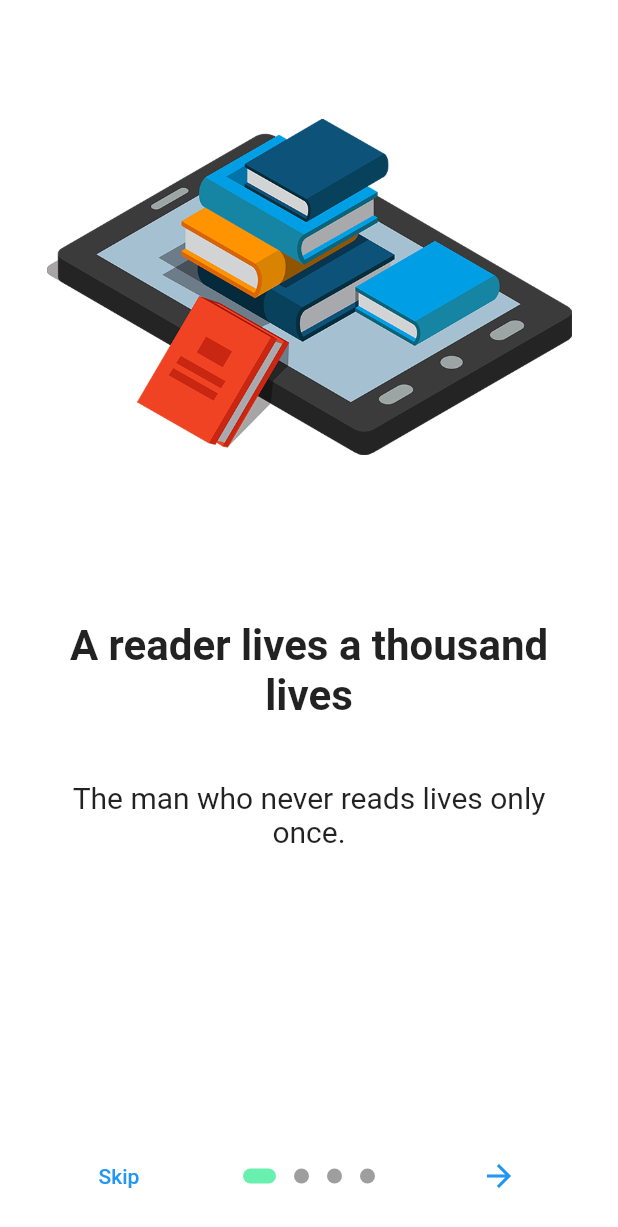
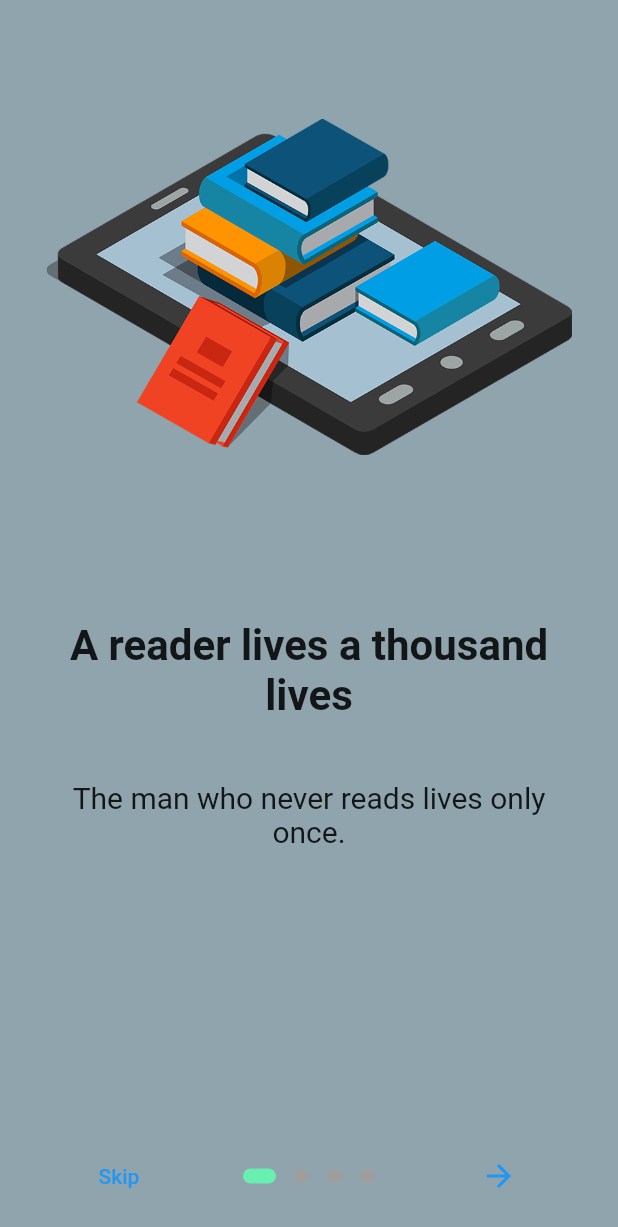
Before and after one commit to Mwita04/onboarding_screen, a Flutter app: the screen it shows after launch, on a phone screen of 412 x 824 dp. Shown: the top 1227 px of the screen. Run offline on Flutter 3.47's test engine with Material 2 defaults, Android fonts, the phone set to English and light mode, and no system bars; drawn by our look-alikes of introduction_screen.

Commit message:
commit on master

```diff
--- a/lib/page/onboarding_page.dart
+++ b/lib/page/onboarding_page.dart
@@ -54,7 +54,7 @@ class OnBoardingPage extends StatelessWidget {
           //isProgress: true, // Make the bubbles appear or disappear
           //showNextButton: true, // Makes the Next button appear and disappear
           //freeze: false,
-          animationDuration: 500,
+          animationDuration: 700,
         ),
       );
 
@@ -81,6 +81,6 @@ class OnBoardingPage extends StatelessWidget {
         bodyTextStyle: TextStyle(fontSize: 20),
         descriptionPadding: EdgeInsets.all(16).copyWith(bottom: 0),
         imagePadding: EdgeInsets.all(24),
-        pageColor: Colors.white,
+        pageColor: Colors.blueGrey[300],
       );
 }
```
